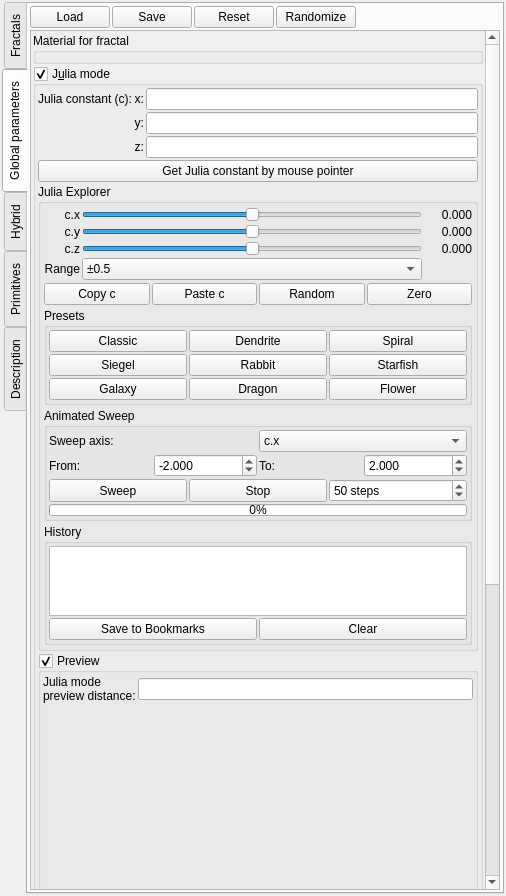
Old version of the form mandelbulber2/qt/dock_fractal.ui in the repository irinox-ctrl/mandelbulber2.
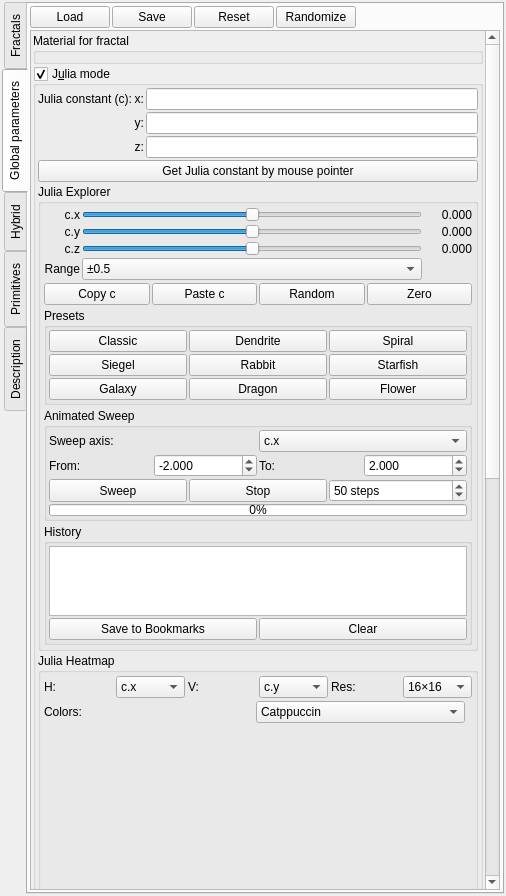
New version of the form. The open tabs and pages were chosen to show the change. Custom widgets are drawn as their Qt base class.

Commit message: feat: Julia Heatmap — interactive c-space interest visualization

The edit to the form file:
```diff
--- a/mandelbulber2/qt/dock_fractal.ui
+++ b/mandelbulber2/qt/dock_fractal.ui
@@ -1301,6 +1301,145 @@
                 </layout>
                </widget>
               </item>
+              <!-- 3x3lion Julia Heatmap -->
+              <item>
+               <widget class="QGroupBox" name="groupBox_julia_heatmap">
+                <property name="title">
+                 <string>Julia Heatmap</string>
+                </property>
+                <layout class="QVBoxLayout" name="layout_julia_heatmap">
+                 <property name="spacing"><number>3</number></property>
+                 <property name="leftMargin"><number>3</number></property>
+                 <property name="topMargin"><number>3</number></property>
+                 <property name="rightMargin"><number>3</number></property>
+                 <property name="bottomMargin"><number>3</number></property>
+                 <!-- Axis selectors and controls -->
+                 <item>
+                  <layout class="QHBoxLayout" name="layout_heatmap_controls">
+                   <property name="spacing"><number>3</number></property>
+                   <item>
+                    <widget class="QLabel" name="label_heatmap_h">
+                     <property name="text"><string>H:</string></property>
+                    </widget>
+                   </item>
+                   <item>
+                    <widget class="QComboBox" name="comboBox_heatmap_axis_h">
+                     <property name="toolTip"><string>Horizontal axis</string></property>
+                     <item><property name="text"><string>c.x</string></property></item>
+                     <item><property name="text"><string>c.y</string></property></item>
+                     <item><property name="text"><string>c.z</string></property></item>
+                    </widget>
+                   </item>
+                   <item>
+                    <widget class="QLabel" name="label_heatmap_v">
+                     <property name="text"><string>V:</string></property>
+                    </widget>
+                   </item>
+                   <item>
+                    <widget class="QComboBox" name="comboBox_heatmap_axis_v">
+                     <property name="toolTip"><string>Vertical axis</string></property>
+                     <property name="currentIndex"><number>1</number></property>
+                     <item><property name="text"><string>c.x</string></property></item>
+                     <item><property name="text"><string>c.y</string></property></item>
+                     <item><property name="text"><string>c.z</string></property></item>
+                    </widget>
+                   </item>
+                   <item>
+                    <widget class="QLabel" name="label_heatmap_res">
+                     <property name="text"><string>Res:</string></property>
+                    </widget>
+                   </item>
+                   <item>
+                    <widget class="QComboBox" name="comboBox_heatmap_resolution">
+                     <property name="toolTip"><string>Grid resolution (cells per axis)</string></property>
+                     <item><property name="text"><string>16×16</string></property></item>
+                     <item><property name="text"><string>32×32</string></property></item>
+                     <item><property name="text"><string>48×48</string></property></item>
+                     <item><property name="text"><string>64×64</string></property></item>
+                    </widget>
+                   </item>
+                  </layout>
+                 </item>
+                 <!-- Color scheme selector -->
+                 <item>
+                  <layout class="QHBoxLayout" name="layout_heatmap_scheme">
+                   <property name="spacing"><number>3</number></property>
+                   <item>
+                    <widget class="QLabel" name="label_heatmap_scheme">
+                     <property name="text"><string>Colors:</string></property>
+                    </widget>
+                   </item>
+                   <item>
+                    <widget class="QComboBox" name="comboBox_heatmap_scheme">
+                     <property name="toolTip"><string>Heatmap color scheme</string></property>
+                     <item><property name="text"><string>Catppuccin</string></property></item>
+                     <item><property name="text"><string>Inferno</string></property></item>
+                     <item><property name="text"><string>Plasma</string></property></item>
+                     <item><property name="text"><string>Viridis</string></property></item>
+                     <item><property name="text"><string>Magma</string></property></item>
+                    </widget>
+                   </item>
+                   <item>
+                    <spacer name="heatmap_spacer_1">
+                     <property name="orientation"><enum>Qt::Horizontal</enum></property>
+                    </spacer>
+                   </item>
+                  </layout>
+                 </item>
+                 <!-- The heatmap widget -->
+                 <item>
+                  <widget class="cJuliaHeatmapWidget" name="widget_julia_heatmap" native="true">
+                   <property name="minimumSize">
+                    <size>
+                     <width>200</width>
+                     <height>200</height>
+                    </size>
+                   </property>
+                   <property name="toolTip">
+                    <string>Julia c-space interest heatmap. Click to jump to that c value. Brighter = more interesting.</string>
+                   </property>
+                  </widget>
+                 </item>
+                 <!-- Scan controls -->
+                 <item>
+                  <layout class="QHBoxLayout" name="layout_heatmap_scan">
+                   <property name="spacing"><number>3</number></property>
+                   <item>
+                    <widget class="QPushButton" name="pushButton_heatmap_scan">
+                     <property name="text"><string>Scan</string></property>
+                     <property name="toolTip"><string>Scan Julia c-space to build the interest heatmap</string></property>
+                    </widget>
+                   </item>
+                   <item>
+                    <widget class="QPushButton" name="pushButton_heatmap_stop">
+                     <property name="text"><string>Stop</string></property>
+                     <property name="toolTip"><string>Stop the current scan</string></property>
+                    </widget>
+                   </item>
+                   <item>
+                    <widget class="QPushButton" name="pushButton_heatmap_clear">
+                     <property name="text"><string>Clear</string></property>
+                     <property name="toolTip"><string>Clear the heatmap data</string></property>
+                    </widget>
+                   </item>
+                   <item>
+                    <widget class="QProgressBar" name="progressBar_heatmap">
+                     <property name="value"><number>0</number></property>
+                     <property name="textVisible"><bool>true</bool></property>
+                    </widget>
+                   </item>
+                  </layout>
+                 </item>
+                 <!-- Hover info -->
+                 <item>
+                  <widget class="QLabel" name="label_heatmap_info">
+                   <property name="text"><string>Hover over heatmap for details</string></property>
+                   <property name="alignment"><set>Qt::AlignCenter</set></property>
+                  </widget>
+                 </item>
+                </layout>
+               </widget>
+              </item>
               <item>
                <widget class="MyGroupBox" name="groupBox_julia_preview">
                 <property name="title">
@@ -3077,6 +3216,12 @@
    <header>objects_tree_widget.h</header>
    <container>1</container>
   </customwidget>
+  <customwidget>
+   <class>cJuliaHeatmapWidget</class>
+   <extends>QWidget</extends>
+   <header>julia_heatmap_widget.h</header>
+   <container>1</container>
+  </customwidget>
  </customwidgets>
  <tabstops>
   <tabstop>tabWidget_fractal</tabstop>
```
The commit also changes 5 other files.
